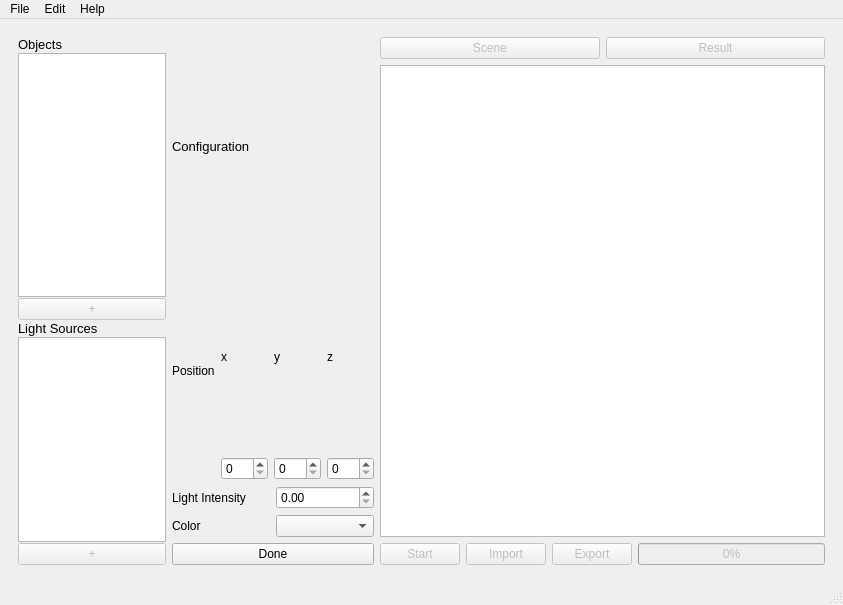
Rayrangers/SOPR_WS24_25-Raytracers, file frontend/mainGui.ui: the form before one commit.
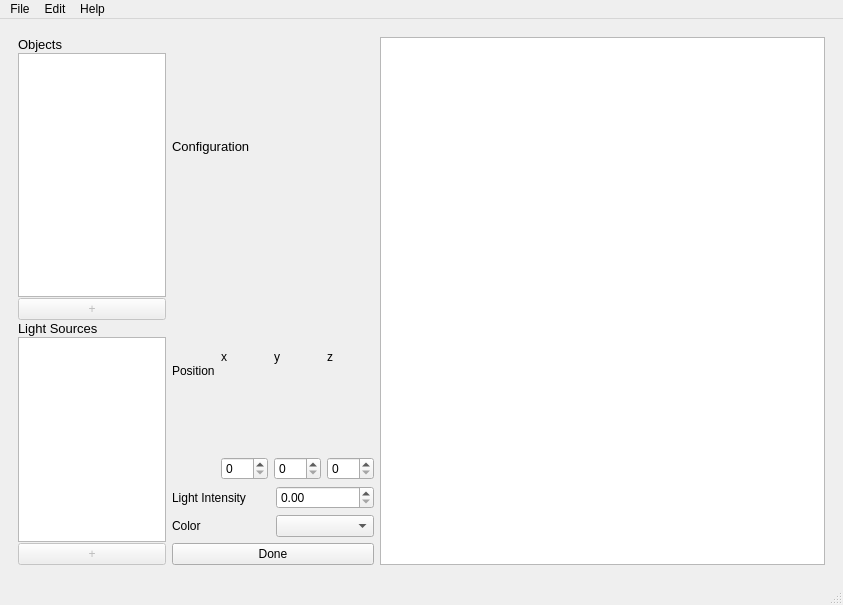
The form after the commit. The open tabs and pages were chosen to show the change.

Commit message: feat: load elements for object and light configuration

What changed in the file:
```diff
--- a/frontend/mainGui.ui
+++ b/frontend/mainGui.ui
@@ -958,75 +958,13 @@
           <item row="0" column="2">
            <layout class="QVBoxLayout" name="verticalLayout_28">
             <item>
-             <layout class="QHBoxLayout" name="horizontalLayout_18">
-              <item>
-               <widget class="QPushButton" name="sceneButton_conf_2">
-                <property name="enabled">
-                 <bool>false</bool>
-                </property>
-                <property name="text">
-                 <string>Scene</string>
-                </property>
-               </widget>
-              </item>
-              <item>
-               <widget class="QPushButton" name="resultButton_conf_2">
-                <property name="enabled">
-                 <bool>false</bool>
-                </property>
-                <property name="text">
-                 <string>Result</string>
-                </property>
-               </widget>
-              </item>
-             </layout>
+             <layout class="QHBoxLayout" name="horizontalLayout_18"/>
             </item>
             <item>
              <widget class="QGraphicsView" name="graphicsView_conf_2"/>
             </item>
             <item>
-             <layout class="QHBoxLayout" name="horizontalLayout_19">
-              <item>
-               <widget class="QPushButton" name="playButton_conf_2">
-                <property name="enabled">
-                 <bool>false</bool>
-                </property>
-                <property name="text">
-                 <string>Start</string>
-                </property>
-               </widget>
-              </item>
-              <item>
-               <widget class="QPushButton" name="importButton_conf_2">
-                <property name="enabled">
-                 <bool>false</bool>
-                </property>
-                <property name="text">
-                 <string>Import</string>
-                </property>
-               </widget>
-              </item>
-              <item>
-               <widget class="QPushButton" name="exportButton_conf_2">
-                <property name="enabled">
-                 <bool>false</bool>
-                </property>
-                <property name="text">
-                 <string>Export</string>
-                </property>
-               </widget>
-              </item>
-              <item>
-               <widget class="QProgressBar" name="progressBar_conf_2">
-                <property name="enabled">
-                 <bool>false</bool>
-                </property>
-                <property name="value">
-                 <number>0</number>
-                </property>
-               </widget>
-              </item>
-             </layout>
+             <layout class="QHBoxLayout" name="horizontalLayout_19"/>
             </item>
            </layout>
           </item>
```
Left out of the diff: 82 changed lines with no effect on the pictures. The commit also changes 2 other files.
